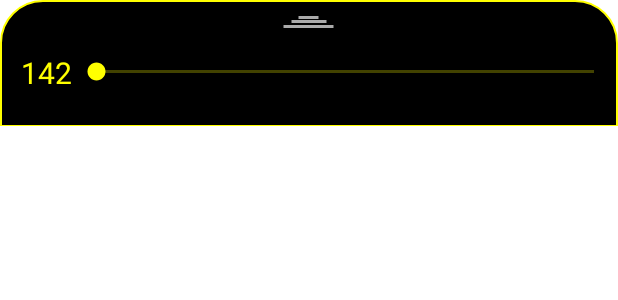
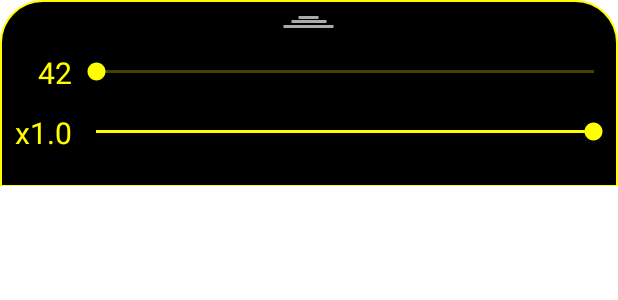
Before and after one commit to TrubnikovDmitriy/FourierCircles, an Android app: the layout layout_bottom_sheet.xml on its own in the app's theme, with its tools: preview values and no code run, on a phone screen of 412 x 824 dp. Shown: the top 300 px of the screen. Run offline under Robolectric (Android 15) with nearby library versions, the phone set to English and light mode, and no system bars.

Commit message:
Speed control for vectors

```diff
--- a/app/src/main/java/dv/trubnikov/fourier/circles/presentation/vector/TimeController.kt
+++ b/app/src/main/java/dv/trubnikov/fourier/circles/presentation/vector/TimeController.kt
@@ -4,7 +4,6 @@ import android.animation.ValueAnimator
 import android.view.animation.LinearInterpolator
 import dv.trubnikov.fourier.circles.models.Tick
 
-@Suppress("Recycle")
 class TimeController : ValueAnimator() {
 
     init {
--- a/app/src/main/res/layout/layout_bottom_sheet.xml
+++ b/app/src/main/res/layout/layout_bottom_sheet.xml
@@ -27,7 +27,7 @@
         app:layout_constraintStart_toStartOf="parent"
         app:layout_constraintTop_toTopOf="@+id/vector_count_seekbar"
         tools:ignore="RtlSymmetry"
-        tools:text="142" />
+        tools:text="42" />
 
     <androidx.appcompat.widget.AppCompatSeekBar
         android:id="@+id/vector_count_seekbar"
@@ -35,8 +35,38 @@
         android:layout_height="40dp"
         android:max="100"
         android:progressBackgroundTint="@color/vector_color"
+        app:layout_constraintTop_toTopOf="parent"
         android:progressTint="@color/vector_color"
         android:thumbTint="@color/vector_color"
+        app:layout_constraintEnd_toEndOf="parent"
+        app:layout_constraintStart_toEndOf="@+id/vector_count_text" />
+
+    <TextView
+        android:id="@+id/vector_speed_text"
+        android:layout_width="48dp"
+        android:layout_height="wrap_content"
+        android:ellipsize="marquee"
+        android:gravity="end"
+        android:marqueeRepeatLimit="marquee_forever"
+        android:maxLines="1"
+        android:textColor="@color/vector_color"
+        android:textSize="20sp"
+        app:layout_constraintBottom_toBottomOf="@id/vector_speed_seekbar"
+        app:layout_constraintStart_toStartOf="parent"
+        app:layout_constraintTop_toTopOf="@+id/vector_speed_seekbar"
+        tools:ignore="RtlSymmetry"
+        tools:text="x1.0" />
+
+    <androidx.appcompat.widget.AppCompatSeekBar
+        android:id="@+id/vector_speed_seekbar"
+        android:layout_width="0dp"
+        android:layout_height="40dp"
+        android:progress="100"
+        android:max="100"
+        android:progressBackgroundTint="@color/vector_color"
+        android:progressTint="@color/vector_color"
+        android:thumbTint="@color/vector_color"
+        app:layout_constraintTop_toBottomOf="@id/vector_count_seekbar"
         app:layout_constraintBottom_toBottomOf="parent"
         app:layout_constraintEnd_toEndOf="parent"
         app:layout_constraintStart_toEndOf="@+id/vector_count_text" />
--- a/app/src/main/res/values/strings.xml
+++ b/app/src/main/res/values/strings.xml
@@ -1,3 +1,4 @@
 <resources>
     <string name="app_name">Fourier Circles</string>
+    <string name="vector_speed">x%.1f</string>
 </resources>
```
Also changed, not shown: app/src/main/java/dv/trubnikov/fourier/circles/presentation/vector/VectorActivity.kt (+17 -0 lines), app/src/main/java/dv/trubnikov/fourier/circles/presentation/vector/VectorViewModel.kt (+11 -0 lines).
